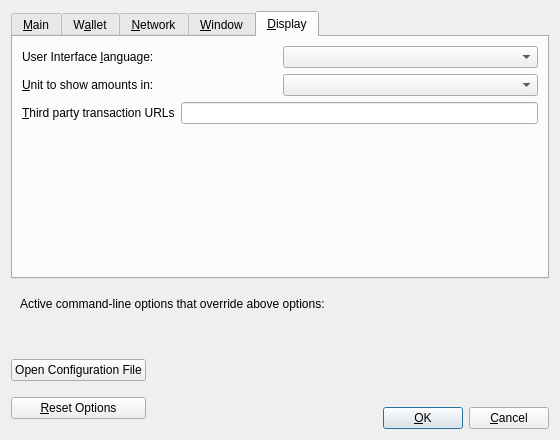
First picture: the form in src/qt/forms/optionsdialog.ui, repository DriveNetTESTDRIVE/DriveNet, before the edit.
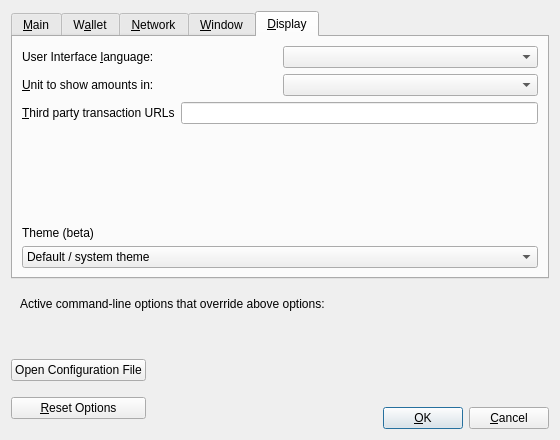
Second picture: the form after the edit. The open tabs and pages were chosen to show the change. Custom widgets are drawn as their Qt base class.

Commit message:
Add GUI theme selection (beta) to DriveNet
* Add theme setting to options model, make configurable with options
dialog.

* Add RES_QSS autotools stuff for QSS (Qt style sheets) resources to
compile theme styles into drivenet QRC file.

* Add a first theme (QDarkStyle) for testing

```diff
--- a/src/qt/forms/optionsdialog.ui
+++ b/src/qt/forms/optionsdialog.ui
@@ -639,6 +639,27 @@
          </property>
         </spacer>
        </item>
+       <item>
+        <widget class="QLabel" name="label">
+         <property name="text">
+          <string>Theme (beta)</string>
+         </property>
+        </widget>
+       </item>
+       <item>
+        <widget class="QComboBox" name="comboBoxTheme">
+         <item>
+          <property name="text">
+           <string>Default / system theme</string>
+          </property>
+         </item>
+         <item>
+          <property name="text">
+           <string>Dark - QDarkStyle</string>
+          </property>
+         </item>
+        </widget>
+       </item>
       </layout>
      </widget>
     </widget>
```
The commit also changes 51 other files.
